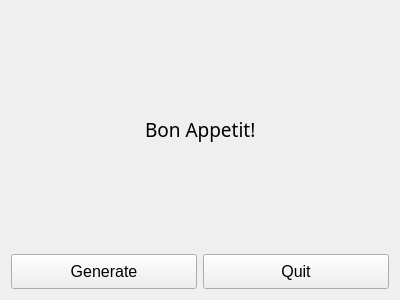
First picture: the form in heck yeah.ui, repository Archangel4148/SimonRecipeCatalog, before the edit.
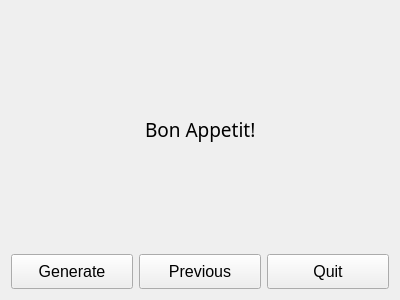
Second picture: the form after the edit.

Commit message: Implemented a previous button and recipe cache feature

What changed in the file:
```diff
--- a/heck yeah.ui
+++ b/heck yeah.ui
@@ -108,6 +108,28 @@
        </property>
       </widget>
      </item>
+     <item>
+      <layout class="QHBoxLayout" name="horizontalLayout_3">
+       <item>
+        <widget class="QPushButton" name="previous_button">
+         <property name="minimumSize">
+          <size>
+           <width>0</width>
+           <height>35</height>
+          </size>
+         </property>
+         <property name="font">
+          <font>
+           <pointsize>12</pointsize>
+          </font>
+         </property>
+         <property name="text">
+          <string>Previous</string>
+         </property>
+        </widget>
+       </item>
+      </layout>
+     </item>
      <item>
       <widget class="QPushButton" name="quit_button">
        <property name="enabled">
```
The commit also changes 3 other files.
